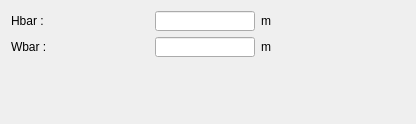
This is pyleecan/GUI/Dialog/DMachineSetup/SBar/PCondType21/PCondType21.ui in Eomys/pyleecan as Qt 5 draws it before an edit. The edited form follows.
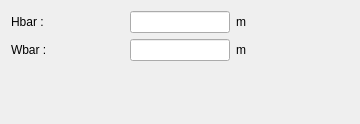
This is the edited form. Custom widgets are drawn as their Qt base class.

```diff
--- a/pyleecan/GUI/Dialog/DMachineSetup/SBar/PCondType21/PCondType21.ui
+++ b/pyleecan/GUI/Dialog/DMachineSetup/SBar/PCondType21/PCondType21.ui
@@ -6,20 +6,24 @@
    <rect>
     <x>0</x>
     <y>0</y>
-    <width>416</width>
+    <width>360</width>
     <height>124</height>
    </rect>
   </property>
   <property name="windowTitle">
    <string>Form</string>
   </property>
-  <layout class="QHBoxLayout" name="horizontalLayout">
-   <item>
-    <layout class="QVBoxLayout" name="verticalLayout_2">
+  <layout class="QVBoxLayout" name="verticalLayout">
      <item>
       <layout class="QGridLayout" name="gridLayout">
        <item row="0" column="1">
         <widget class="FloatEdit" name="lf_Hbar">
+       <property name="sizePolicy">
+        <sizepolicy hsizetype="Preferred" vsizetype="Preferred">
+         <horstretch>0</horstretch>
+         <verstretch>0</verstretch>
+        </sizepolicy>
+       </property>
          <property name="minimumSize">
           <size>
            <width>70</width>
@@ -29,13 +33,19 @@
          <property name="maximumSize">
           <size>
            <width>100</width>
-           <height>20</height>
+         <height>16777215</height>
           </size>
          </property>
         </widget>
        </item>
        <item row="0" column="0">
         <widget class="QLabel" name="in_Hbar">
+       <property name="sizePolicy">
+        <sizepolicy hsizetype="Preferred" vsizetype="Preferred">
+         <horstretch>0</horstretch>
+         <verstretch>0</verstretch>
+        </sizepolicy>
+       </property>
          <property name="minimumSize">
           <size>
            <width>40</width>
@@ -62,6 +72,12 @@
        </item>
        <item row="1" column="1">
         <widget class="FloatEdit" name="lf_Wbar">
+       <property name="sizePolicy">
+        <sizepolicy hsizetype="Preferred" vsizetype="Preferred">
+         <horstretch>0</horstretch>
+         <verstretch>0</verstretch>
+        </sizepolicy>
+       </property>
          <property name="minimumSize">
           <size>
            <width>70</width>
@@ -71,7 +87,7 @@
          <property name="maximumSize">
           <size>
            <width>100</width>
-           <height>20</height>
+         <height>16777215</height>
           </size>
          </property>
         </widget>
@@ -105,9 +121,14 @@
       </layout>
      </item>
      <item>
-      <widget class="WMatSelect" name="w_mat" native="true"/>
-     </item>
-    </layout>
+    <widget class="WMatSelectV" name="w_mat" native="true">
+     <property name="minimumSize">
+      <size>
+       <width>100</width>
+       <height>0</height>
+      </size>
+     </property>
+    </widget>
    </item>
    <item>
     <widget class="WBarOut" name="w_out" native="true"/>
@@ -121,9 +142,9 @@
    <header>......GUI/Tools/FloatEdit.h</header>
   </customwidget>
   <customwidget>
-   <class>WMatSelect</class>
+   <class>WMatSelectV</class>
    <extends>QWidget</extends>
-   <header>......GUI.Dialog.DMatLib.WMatSelect.WMatSelect.h</header>
+   <header>......GUI.Dialog.DMatLib.WMatSelect.WMatSelectV.h</header>
    <container>1</container>
   </customwidget>
   <customwidget>
```
Lines whose indentation alone changed are shown as unchanged.
